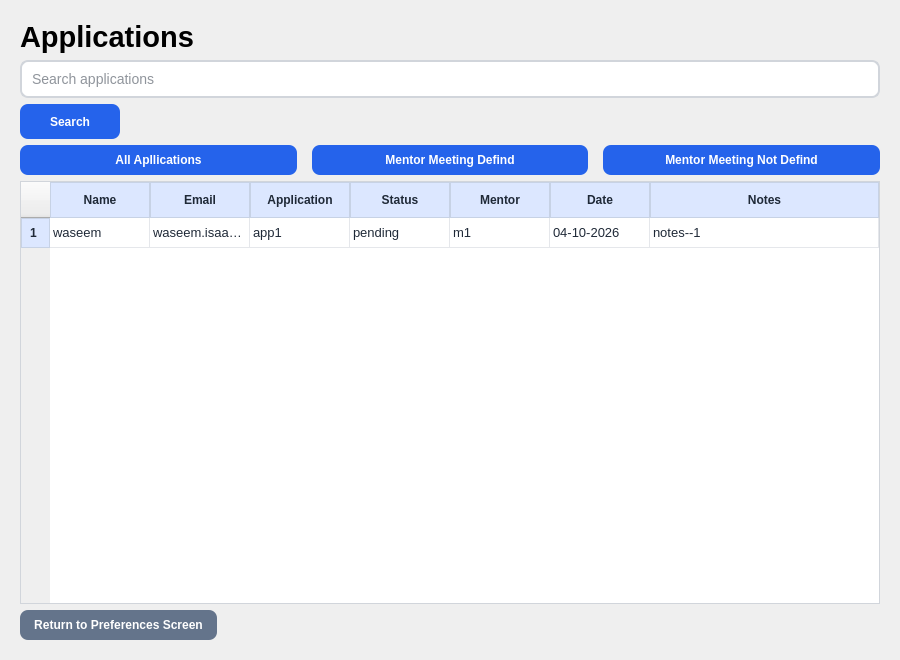
First picture: the form in ui/applications_page.ui, repository waseemisaac91/CRM, before the edit.
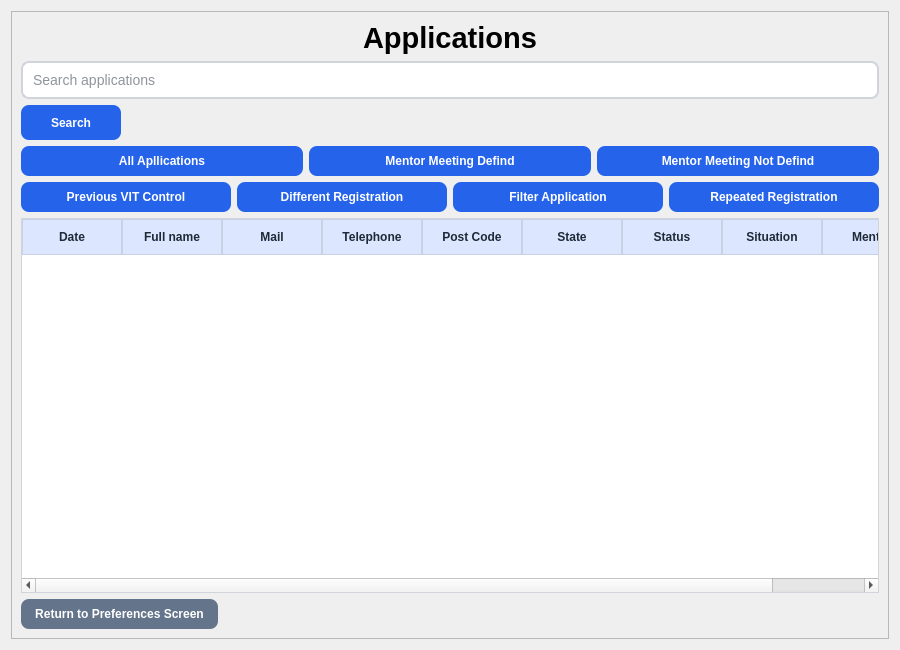
Second picture: the form after the edit.

Diff of the .ui file:
```diff
--- a/ui/applications_page.ui
+++ b/ui/applications_page.ui
@@ -7,7 +7,7 @@
     <x>0</x>
     <y>0</y>
     <width>900</width>
-    <height>660</height>
+    <height>650</height>
    </rect>
   </property>
   <property name="sizePolicy">
@@ -93,15 +93,17 @@
 }</string>
      </property>
      <property name="frameShape">
-      <enum>QFrame::NoFrame</enum>
+      <enum>QFrame::Shape::StyledPanel</enum>
      </property>
-     <layout class="QVBoxLayout" name="verticalLayout" stretch="0,0,0,0,15,0">
+     <property name="frameShadow">
+      <enum>QFrame::Shadow::Raised</enum>
+     </property>
+     <layout class="QVBoxLayout" name="verticalLayout">
       <item>
        <widget class="QLabel" name="titleLabel">
         <property name="font">
          <font>
           <pointsize>22</pointsize>
-          <weight>75</weight>
           <bold>true</bold>
          </font>
         </property>
@@ -111,6 +113,9 @@
         <property name="text">
          <string>Applications</string>
         </property>
+        <property name="alignment">
+         <set>Qt::AlignmentFlag::AlignCenter</set>
+        </property>
        </widget>
       </item>
       <item>
@@ -147,10 +152,7 @@
        </widget>
       </item>
       <item>
-       <layout class="QHBoxLayout" name="horizontalLayout_2">
-        <property name="spacing">
-         <number>15</number>
-        </property>
+       <layout class="QHBoxLayout" name="horizontalLayout_3">
         <item>
          <widget class="QPushButton" name="allApplicationsButton">
           <property name="text">
@@ -175,7 +177,46 @@
        </layout>
       </item>
       <item>
-       <widget class="QTableWidget" name="applicationsTabel">
+       <layout class="QHBoxLayout" name="horizontalLayout_4">
+        <item>
+         <widget class="QPushButton" name="btn_previous_vit">
+          <property name="text">
+           <string>Previous VIT Control</string>
+          </property>
+         </widget>
+        </item>
+        <item>
+         <widget class="QPushButton" name="btn_different_records">
+          <property name="text">
+           <string>Different Registration</string>
+          </property>
+         </widget>
+        </item>
+        <item>
+         <widget class="QPushButton" name="btn_filter_applications">
+          <property name="text">
+           <string>Filter Application</string>
+          </property>
+         </widget>
+        </item>
+        <item>
+         <widget class="QPushButton" name="btn_duplicates">
+          <property name="text">
+           <string>Repeated Registration</string>
+          </property>
+         </widget>
+        </item>
+       </layout>
+      </item>
+      <item>
+       <layout class="QHBoxLayout" name="horizontalLayout_2">
+        <property name="spacing">
+         <number>15</number>
+        </property>
+       </layout>
+      </item>
+      <item>
+       <widget class="QTableWidget" name="applicationsTable">
         <property name="sizePolicy">
          <sizepolicy hsizetype="Expanding" vsizetype="Expanding">
           <horstretch>0</horstretch>
@@ -185,24 +226,34 @@
         <attribute name="horizontalHeaderStretchLastSection">
          <bool>true</bool>
         </attribute>
-        <row>
+        <column>
          <property name="text">
-          <string>1</string>
+          <string>Date</string>
          </property>
-        </row>
+        </column>
         <column>
          <property name="text">
-          <string>Name</string>
+          <string>Full name</string>
          </property>
         </column>
         <column>
          <property name="text">
-          <string>Email</string>
+          <string>Mail</string>
          </property>
         </column>
         <column>
          <property name="text">
-          <string>Application</string>
+          <string>Telephone</string>
+         </property>
+        </column>
+        <column>
+         <property name="text">
+          <string>Post Code</string>
+         </property>
+        </column>
+        <column>
+         <property name="text">
+          <string>State</string>
          </property>
         </column>
         <column>
@@ -210,56 +261,16 @@
           <string>Status</string>
          </property>
         </column>
+        <column>
+         <property name="text">
+          <string>Situation</string>
+         </property>
+        </column>
         <column>
          <property name="text">
           <string>Mentor</string>
          </property>
         </column>
-        <column>
-         <property name="text">
-          <string>Date</string>
-         </property>
-        </column>
-        <column>
-         <property name="text">
-          <string>Notes</string>
-         </property>
-        </column>
-        <item row="0" column="0">
-         <property name="text">
-          <string>waseem</string>
-         </property>
-        </item>
-        <item row="0" column="1">
-         <property name="text">
-          <string>waseem.isaac.2016@gmasil.com</string>
-         </property>
-        </item>
-        <item row="0" column="2">
-         <property name="text">
-          <string>app1</string>
-         </property>
-        </item>
-        <item row="0" column="3">
-         <property name="text">
-          <string>pending</string>
-         </property>
-        </item>
-        <item row="0" column="4">
-         <property name="text">
-          <string>m1</string>
-         </property>
-        </item>
-        <item row="0" column="5">
-         <property name="text">
-          <string>04-10-2026</string>
-         </property>
-        </item>
-        <item row="0" column="6">
-         <property name="text">
-          <string>notes--1</string>
-         </property>
-        </item>
        </widget>
       </item>
       <item>
```
Left out of the diff: 2 changed lines with no effect on the pictures.
